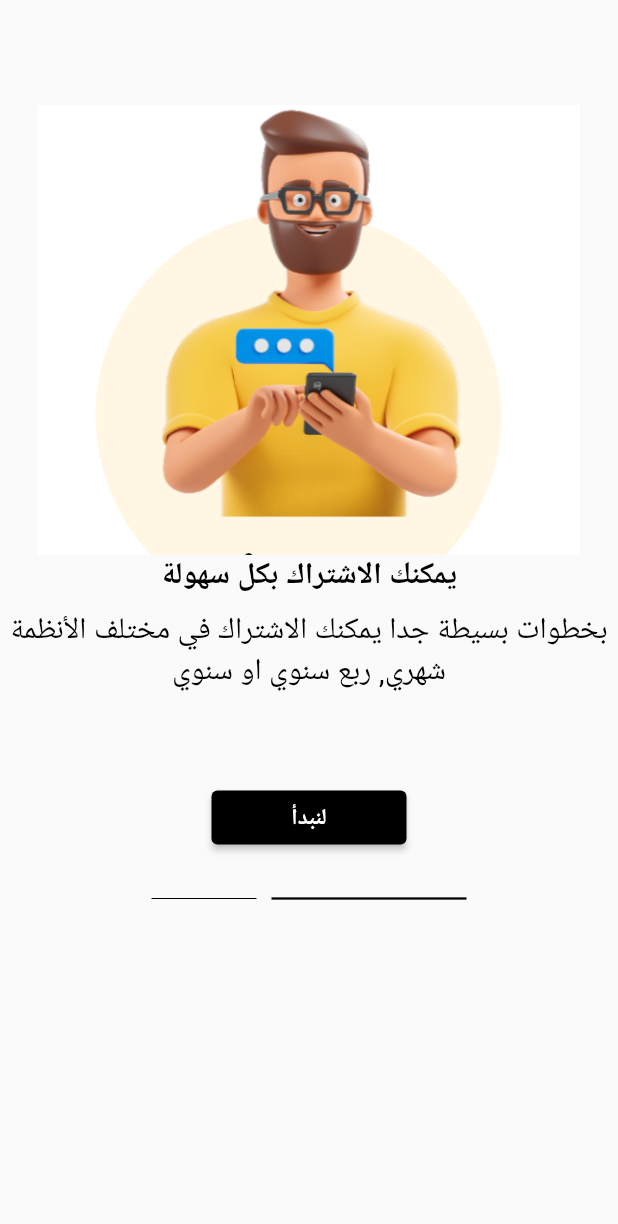
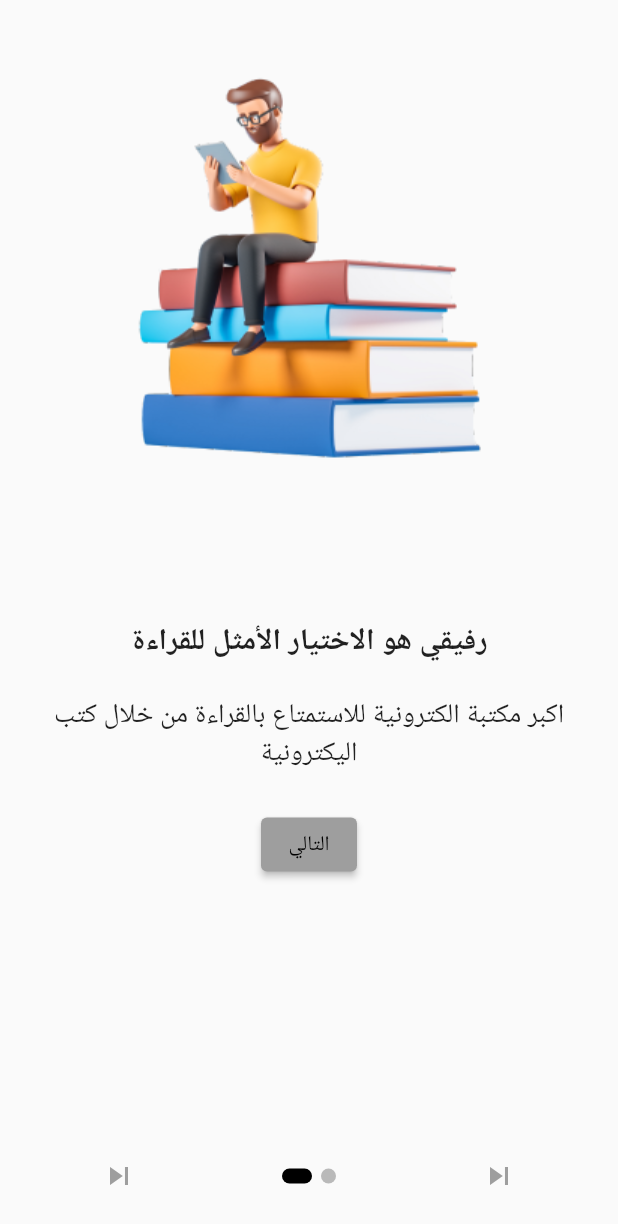
Before and after one commit to AhmedmoatasemVictorylink/LoginFlutter, a Flutter app: the screen it shows after launch, on a phone screen of 412 x 824 dp. Shown: the top 1224 px of the screen. Run offline on Flutter 3.47's test engine with Material 2 defaults, Android fonts, the phone set to English and light mode, and no system bars; drawn by our look-alikes of introduction_screen; our stand-ins replace hexcolor.

Commit message:
Adding introduction screen

```diff
--- /dev/null
+++ b/lib/intro_swiper.dart
@@ -0,0 +1,57 @@
+import 'package:flutter/material.dart';
+import 'package:introduction_screen/introduction_screen.dart';
+
+class IntroSwiper extends StatelessWidget {
+
+  final List<PageViewModel> listPagesViewModel = <PageViewModel>[
+  PageViewModel(
+  title: "رفيقي هو الاختيار الأمثل للقراءة",
+  body: "اكبر مكتبة الكترونية للاستمتاع بالقراءة من خلال كتب اليكترونية",
+  image:  Center(child: Image.asset('assets/images/tutorial_img.png')),
+  footer: ElevatedButton(
+    onPressed: () {
+      // On button presed
+    },
+    child: const Text("التالي"),
+  ),
+),
+  PageViewModel(
+  title: "يمكنك الاشتراك بكل سهولة",
+  body: "بخطوات بسيطة جدا يمكنك الاشتراك في مختلف الأنظمة شهري, ربع سنوي او سنوي",
+  image:  Center(child: Image.asset('assets/images/person.png')),
+  footer: ElevatedButton(
+    onPressed: () {
+      // On button presed
+    },
+    child: const Text("لنبدأ"),
+  ),
+),
+];
+
+  @override
+  Widget build(BuildContext context) {
+    return IntroductionScreen(
+  pages: listPagesViewModel,
+  onDone: () {
+    // When done button is press
+  },
+  onSkip: () {
+    // You can also override onSkip callback
+  },
+  showSkipButton: true,
+  skip: const Icon(Icons.skip_next),
+  next: const Icon(Icons.skip_next),
+  done: const Text("Done", style: TextStyle(fontWeight: FontWeight.w600)),
+  dotsDecorator: DotsDecorator(
+    size: const Size.square(10.0),
+    activeSize: const Size(20.0, 10.0),
+    activeColor: Colors.black,
+    color: Colors.black26,
+    spacing: const EdgeInsets.symmetric(horizontal: 3.0),
+    activeShape: RoundedRectangleBorder(
+      borderRadius: BorderRadius.circular(25.0)
+    )
+  ),
+);
+  }
+}
--- a/lib/main.dart
+++ b/lib/main.dart
@@ -1,4 +1,6 @@
 import 'package:flutter/material.dart';
+import 'package:login_app/intro_swiper.dart';
+import 'package:login_app/intro_widget.dart';
 import 'package:login_app/login_widget.dart';
 import 'package:login_app/step_widget.dart';
 
@@ -25,8 +27,9 @@ class _State extends State<MyApp> {
   @override
   Widget build(BuildContext context) {
     return Scaffold(
-       // body: LoginWidget(),
-       body: StepWidget(),
+      body: IntroSwiper(),
+      // body: LoginWidget(),
+      //  body: StepWidget(),
       );
   }
 }
--- a/pubspec.yaml
+++ b/pubspec.yaml
@@ -30,6 +30,7 @@ dependencies:
   flutter:
     sdk: flutter
   hexcolor: ^2.0.5
+  introduction_screen: ^2.1.0
 
 
   # The following adds the Cupertino Icons font to your application.
@@ -65,6 +66,7 @@ flutter:
     - assets/images/Subscripe.png
     - assets/images/rounded.png
     - assets/images/person.png
+    - assets/images/tutorial_img.png
   #   - images/a_dot_ham.jpeg
 
   # An image asset can refer to one or more resolution-specific "variants", see
```
Also changed, not shown: lib/intro_widget.dart (added, +33 -0 lines), assets/images/tutorial_img.png (added), pubspec.lock, 3 other files.
